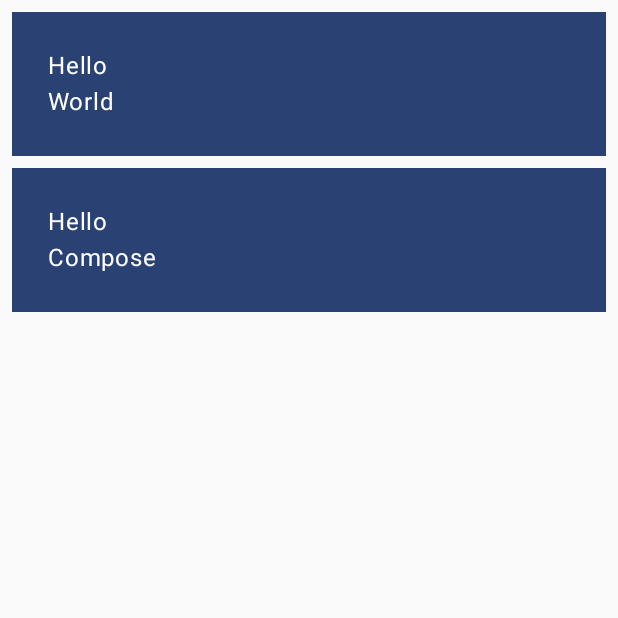
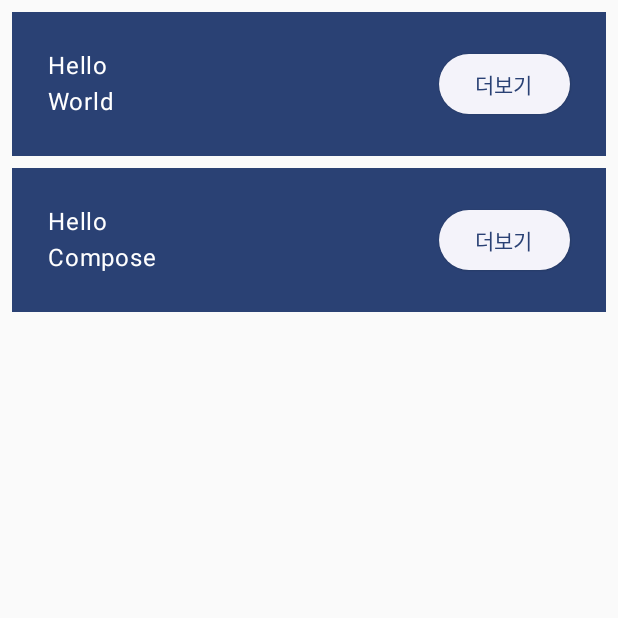
Before and after one commit to cyjadela/compose-study, an Android app built with Jetpack Compose: the screen it shows after launch (MainActivity), on a phone screen of 412 x 824 dp, the top half of it. Run offline under Robolectric (Android 15) with nearby library versions, the phone set to English and light mode, and no system bars.

Commit message:
Feat: Button 추가

```diff
--- a/compose_start/app/src/main/java/com/android/compose_start/MainActivity.kt
+++ b/compose_start/app/src/main/java/com/android/compose_start/MainActivity.kt
@@ -4,9 +4,11 @@ import android.os.Bundle
 import androidx.activity.ComponentActivity
 import androidx.activity.compose.setContent
 import androidx.compose.foundation.layout.Column
+import androidx.compose.foundation.layout.Row
 import androidx.compose.foundation.layout.fillMaxSize
 import androidx.compose.foundation.layout.fillMaxWidth
 import androidx.compose.foundation.layout.padding
+import androidx.compose.material3.ElevatedButton
 import androidx.compose.material3.MaterialTheme
 import androidx.compose.material3.Surface
 import androidx.compose.material3.Text
@@ -31,9 +33,14 @@ class MainActivity : ComponentActivity() {
 fun Greeting(name: String, modifier: Modifier = Modifier) {
     Surface(color = MaterialTheme.colorScheme.primary,
     modifier = modifier.padding(vertical = 4.dp, horizontal = 8.dp)) {
-        Column(modifier = Modifier.fillMaxWidth().padding(24.dp)) {
-            Text(text = "Hello ")
-            Text(text = name)
+        Row(modifier = Modifier.padding(24.dp)) {
+            Column(modifier = Modifier.weight(1f)) {
+                Text(text = "Hello ")
+                Text(text = name)
+            }
+            ElevatedButton(onClick = { /*TODO*/ }) {
+                Text("더보기")
+            }
         }
     }
 }
```
